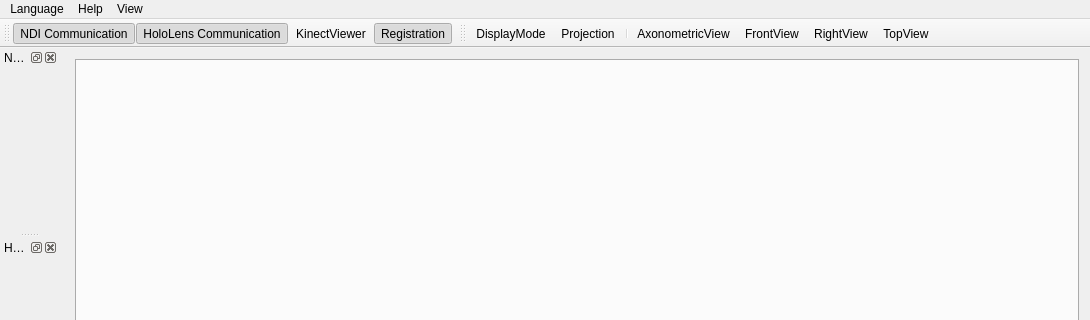
thinkexist1989/MotionViewer, file MotionViewer/mainwindow.ui: the form before one commit; both pictures show x 0 to 1090 and y 0 to 320 of the 1090 by 633 pixel window.
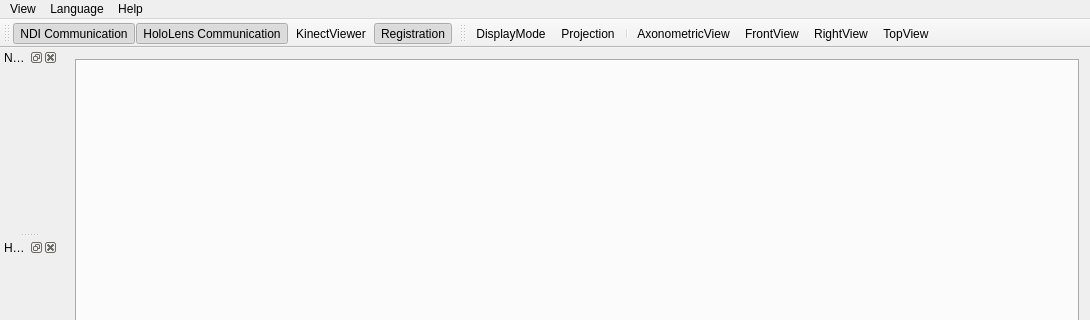
The form after the commit. Icons and pictures are not drawn.

Diff of the .ui file:
```diff
--- a/MotionViewer/mainwindow.ui
+++ b/MotionViewer/mainwindow.ui
@@ -64,9 +64,9 @@
     <addaction name="actionHolo"/>
     <addaction name="action3d"/>
    </widget>
+   <addaction name="menuView"/>
    <addaction name="menuLanguage"/>
    <addaction name="menuHelp"/>
-   <addaction name="menuView"/>
   </widget>
   <widget class="QToolBar" name="mainToolBar">
    <attribute name="toolBarArea">
```
